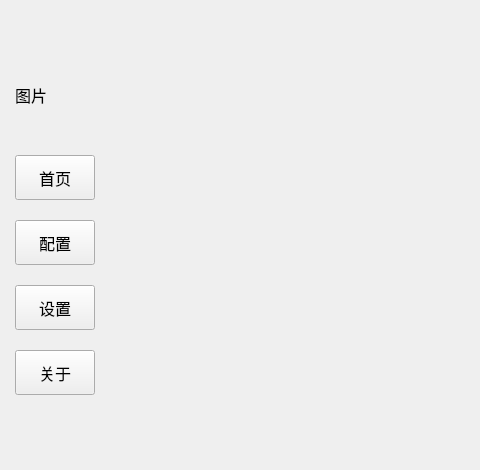
This is include/DGLABClient.ui in CrimsonSeraph/DG-LAB-Client as Qt 5 draws it before an edit; both pictures show x 0 to 480 and y 0 to 470 of the 800 by 600 pixel window. The edited form follows.
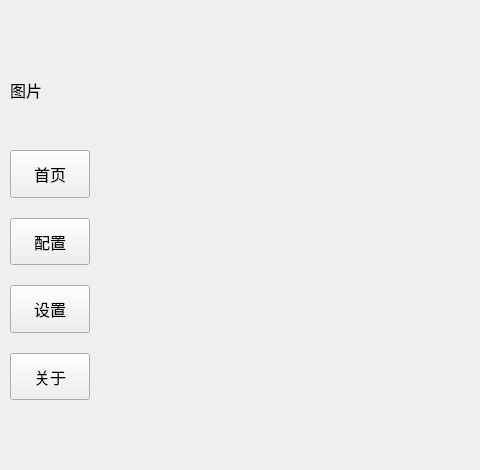
This is the edited form.

```diff
--- a/include/DGLABClient.ui
+++ b/include/DGLABClient.ui
@@ -44,19 +44,19 @@
    <item>
     <layout class="QHBoxLayout" name="horizontalLayout_5">
      <property name="spacing">
-      <number>5</number>
+      <number>0</number>
      </property>
      <property name="leftMargin">
-      <number>5</number>
+      <number>0</number>
      </property>
      <property name="topMargin">
-      <number>5</number>
+      <number>0</number>
      </property>
      <property name="rightMargin">
-      <number>5</number>
+      <number>0</number>
      </property>
      <property name="bottomMargin">
-      <number>5</number>
+      <number>0</number>
      </property>
      <item>
       <layout class="QVBoxLayout" name="verticalLayout">
@@ -79,7 +79,13 @@
         <widget class="QLabel" name="main_image_label">
          <property name="minimumSize">
           <size>
-           <width>0</width>
+           <width>80</width>
+           <height>80</height>
+          </size>
+         </property>
+         <property name="maximumSize">
+          <size>
+           <width>80</width>
            <height>80</height>
           </size>
          </property>
```
